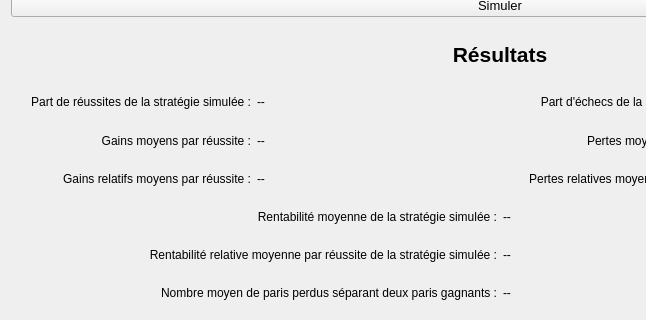
First picture: the form in ui_files/ui_dice_simulator.ui, repository Marmoth85/LiveBetManager, before the edit; both pictures show x 0 to 646 and y 430 to 750 of the 1000 by 750 pixel window.
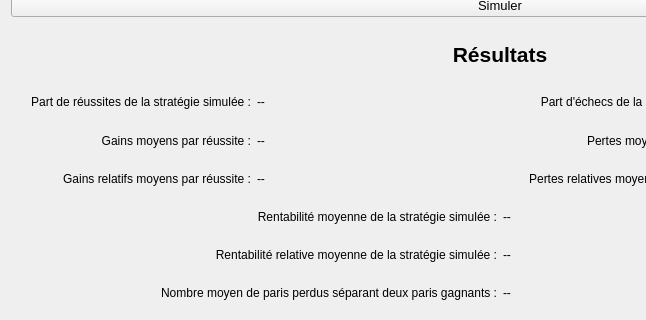
Second picture: the form after the edit.

Commit message: DiceSimulator: Implemented update_result_data method

```diff
--- a/ui_files/ui_dice_simulator.ui
+++ b/ui_files/ui_dice_simulator.ui
@@ -730,7 +730,7 @@
    <item row="25" column="0" colspan="2">
     <widget class="QLabel" name="label_relative_global_result">
      <property name="text">
-      <string>Rentabilité relative moyenne par réussite de la stratégie simulée :</string>
+      <string>Rentabilité relative moyenne de la stratégie simulée :</string>
      </property>
      <property name="alignment">
       <set>Qt::AlignRight|Qt::AlignTrailing|Qt::AlignVCenter</set>
```
Left out of the diff: 2 changed lines with no effect on the pictures. The commit also changes 1 other file.
